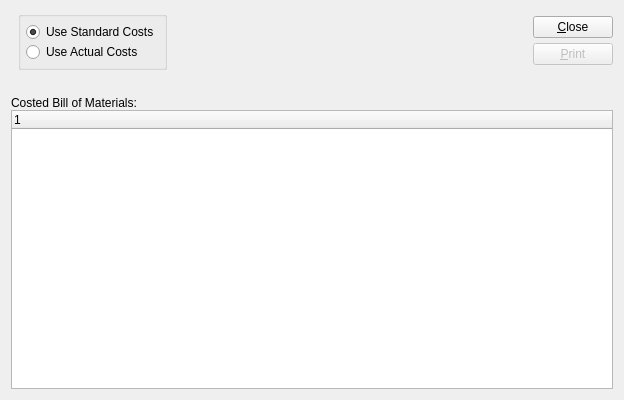
This is xtuple/trunk/guiclient/dspCostedIndentedBOM.ui in WooodHead/xtuple as Qt 5 draws it before an edit. The edited form follows.
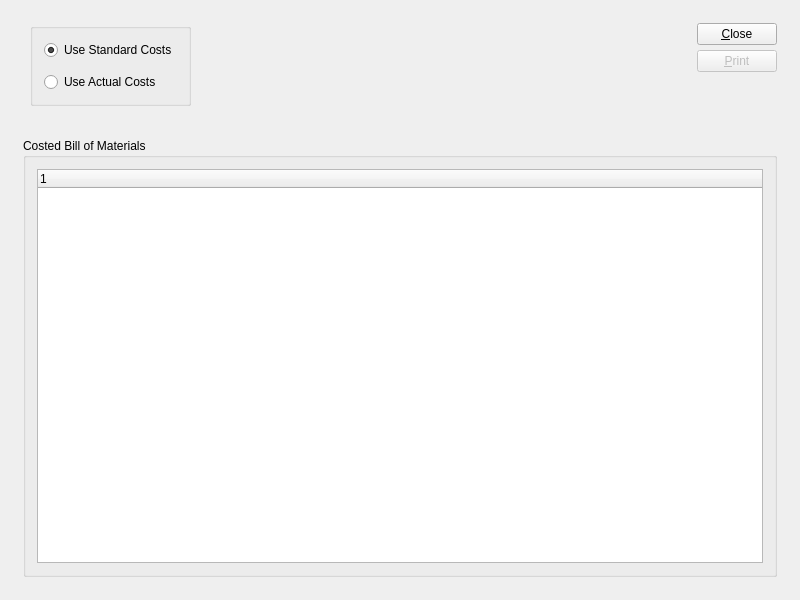
This is the edited form. Custom widgets are drawn as their Qt base class.

Commit message: issue #7337:  Fix/touch up display issues on costed boms.

The edit to the form file:
```diff
--- a/xtuple/trunk/guiclient/dspCostedIndentedBOM.ui
+++ b/xtuple/trunk/guiclient/dspCostedIndentedBOM.ui
@@ -5,8 +5,8 @@
    <rect>
     <x>0</x>
     <y>0</y>
-    <width>624</width>
-    <height>400</height>
+    <width>800</width>
+    <height>600</height>
    </rect>
   </property>
   <property name="windowTitle" >
@@ -15,6 +15,26 @@
   <widget class="QWidget" name="widget" >
    <layout class="QGridLayout" >
     <item row="0" column="0" >
+     <layout class="QGridLayout" >
+      <property name="leftMargin" >
+       <number>12</number>
+      </property>
+      <property name="topMargin" >
+       <number>12</number>
+      </property>
+      <property name="rightMargin" >
+       <number>12</number>
+      </property>
+      <property name="bottomMargin" >
+       <number>12</number>
+      </property>
+      <property name="horizontalSpacing" >
+       <number>12</number>
+      </property>
+      <property name="verticalSpacing" >
+       <number>12</number>
+      </property>
+      <item row="0" column="0" >
      <layout class="QHBoxLayout" >
       <property name="spacing" >
        <number>7</number>
@@ -69,19 +89,7 @@
           </property>
           <layout class="QVBoxLayout" >
            <property name="spacing" >
-            <number>0</number>
-           </property>
-           <property name="leftMargin" >
-            <number>5</number>
-           </property>
-           <property name="topMargin" >
-            <number>5</number>
-           </property>
-           <property name="rightMargin" >
-            <number>5</number>
-           </property>
-           <property name="bottomMargin" >
-            <number>5</number>
+              <number>12</number>
            </property>
            <item>
             <widget class="QRadioButton" name="_useStandardCosts" >
@@ -213,7 +221,7 @@
              <enum>Qt::Vertical</enum>
             </property>
             <property name="sizeType" >
-             <enum>QSizePolicy::Preferred</enum>
+               <enum>QSizePolicy::Expanding</enum>
             </property>
             <property name="sizeHint" >
              <size>
@@ -230,30 +238,18 @@
      </layout>
     </item>
     <item row="1" column="0" >
-     <layout class="QVBoxLayout" >
-      <property name="spacing" >
-       <number>0</number>
-      </property>
-      <property name="leftMargin" >
-       <number>0</number>
-      </property>
-      <property name="topMargin" >
-       <number>0</number>
-      </property>
-      <property name="rightMargin" >
-       <number>0</number>
-      </property>
-      <property name="bottomMargin" >
-       <number>0</number>
-      </property>
-      <item>
-       <widget class="QLabel" name="_costedBOMLit" >
-        <property name="text" >
-         <string>Costed Bill of Materials:</string>
-        </property>
-       </widget>
-      </item>
-      <item>
+       <widget class="QGroupBox" name="_bomitemGroup" >
+        <property name="sizePolicy" >
+         <sizepolicy vsizetype="Preferred" hsizetype="Preferred" >
+          <horstretch>0</horstretch>
+          <verstretch>1</verstretch>
+         </sizepolicy>
+        </property>
+        <property name="title" >
+         <string>Costed Bill of Materials</string>
+        </property>
+        <layout class="QGridLayout" >
+         <item row="0" column="0" >
        <widget class="XTreeWidget" name="_bomitem" >
         <property name="sizePolicy" >
          <sizepolicy vsizetype="Expanding" hsizetype="Expanding" >
@@ -270,6 +266,9 @@
        </widget>
       </item>
      </layout>
+       </widget>
+      </item>
+     </layout>
     </item>
    </layout>
   </widget>
```
Left out of the diff: 1 changed line with no effect on the pictures. Lines whose indentation alone changed are shown as unchanged. The commit also changes 5 other files.
